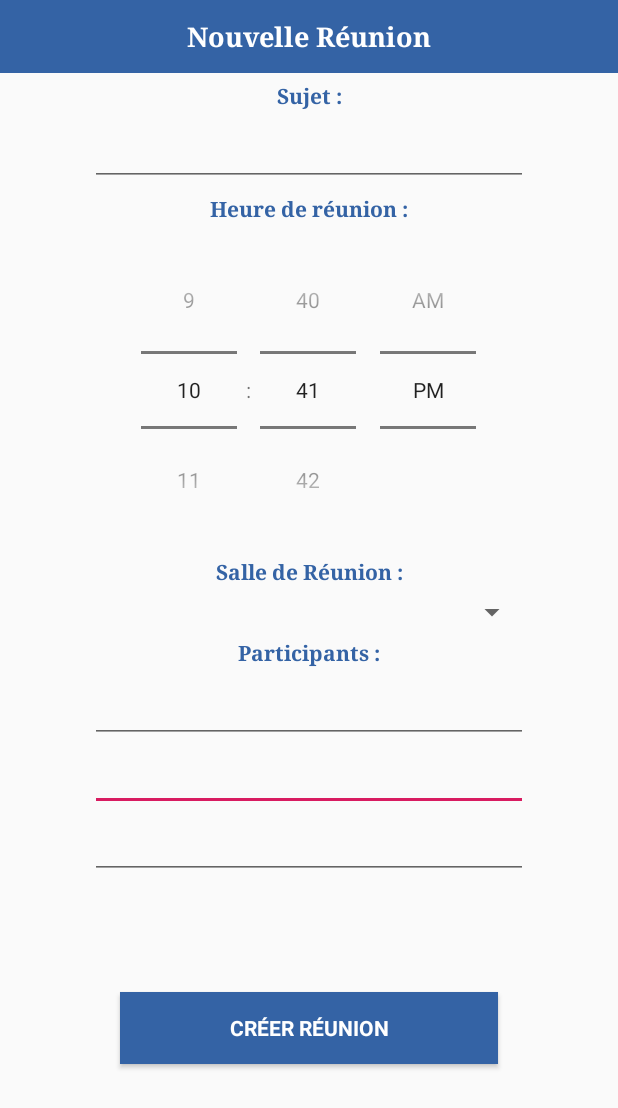
After one commit to vincent582/mareu, an Android app: the CreateMeetingActivity screen opened directly, with no data from a screen before it, on a phone screen of 412 x 824 dp. The commit adds this screen. Shown: the top 1108 px of the screen. Run offline under Robolectric (Android 15) with nearby library versions, the phone set to English and light mode, and no system bars.

Commit message:
-Create BaseApplication class to create instance of Repository -Create CreateMeetingActivity + Fragment

```diff
--- a/app/src/main/AndroidManifest.xml
+++ b/app/src/main/AndroidManifest.xml
@@ -9,7 +9,8 @@
         android:roundIcon="@mipmap/ic_launcher_round"
         android:supportsRtl="true"
         android:theme="@style/AppTheme">
-        <activity android:name=".Ui.MainActivity">
+        <activity android:name=".Ui.CreateMeetingActivity.CreateMeetingActivity"></activity>
+        <activity android:name=".Ui.MainActivity.MainActivity">
             <intent-filter>
                 <action android:name="android.intent.action.MAIN" />
 
--- a/app/src/main/java/com/pdv/mareu/Service/MeetingApiService.java
+++ b/app/src/main/java/com/pdv/mareu/ApiService/MeetingApiService.java
@@ -1,4 +1,4 @@
-package com.pdv.mareu.Service;
+package com.pdv.mareu.ApiService;
 
 import com.pdv.mareu.Model.Meeting;
 import java.util.List;
--- a/app/src/main/java/com/pdv/mareu/Service/MeetingGeneratorApi.java
+++ b/app/src/main/java/com/pdv/mareu/ApiService/MeetingGeneratorApi.java
@@ -1,4 +1,4 @@
-package com.pdv.mareu.Service;
+package com.pdv.mareu.ApiService;
 
 import com.pdv.mareu.Model.Meeting;
 import java.util.ArrayList;
--- a/app/src/main/java/com/pdv/mareu/Service/MyMeetingApiService.java
+++ b/app/src/main/java/com/pdv/mareu/ApiService/MyMeetingApiService.java
@@ -1,4 +1,4 @@
-package com.pdv.mareu.Service;
+package com.pdv.mareu.ApiService;
 
 import com.pdv.mareu.Model.Meeting;
 
--- /dev/null
+++ b/app/src/main/java/com/pdv/mareu/Base/BaseApplication.java
@@ -0,0 +1,16 @@
+package com.pdv.mareu.Base;
+
+import android.support.v7.app.AppCompatActivity;
+
+import com.pdv.mareu.DI.DI;
+import com.pdv.mareu.Repository.MeetingRepository;
+
+public class BaseApplication extends AppCompatActivity {
+
+    protected MeetingRepository mMeetingRepository = DI.createMeetingRepository();
+
+    public MeetingRepository getMeetingRepository(){
+        return mMeetingRepository;
+    }
+
+}
--- a/app/src/main/java/com/pdv/mareu/DI/DI.java
+++ b/app/src/main/java/com/pdv/mareu/DI/DI.java
@@ -1,14 +1,13 @@
 package com.pdv.mareu.DI;
 
 
-import com.pdv.mareu.Service.MeetingApiService;
+import com.pdv.mareu.ApiService.MeetingApiService;
+import com.pdv.mareu.Repository.MeetingRepository;
 
 public class DI {
 
-    private static MeetingApiService sService = new MeetingApiService();
-
-    public static MeetingApiService getMeetingApiService() {
-        return sService;
+    public static MeetingRepository createMeetingRepository() {
+        return new MeetingRepository(new MeetingApiService());
     }
 
 }
--- /dev/null
+++ b/app/src/main/java/com/pdv/mareu/Repository/MeetingRepository.java
@@ -0,0 +1,20 @@
+package com.pdv.mareu.Repository;
+
+import com.pdv.mareu.Model.Meeting;
+import com.pdv.mareu.ApiService.MeetingApiService;
+
+import java.util.List;
+
+public class MeetingRepository {
+
+    private final MeetingApiService mMeetingApiService;
+
+    public MeetingRepository(MeetingApiService meetingApiService) {
+        mMeetingApiService = meetingApiService;
+    }
+
+    public List<Meeting> getMeetingsList(){
+        List<Meeting> meetings = mMeetingApiService.getMeetingList();
+        return meetings;
+    }
+}
--- /dev/null
+++ b/app/src/main/java/com/pdv/mareu/Ui/CreateMeetingActivity/CreateMeetingActivity.java
@@ -0,0 +1,24 @@
+package com.pdv.mareu.Ui.CreateMeetingActivity;
+
+import android.support.v7.app.AppCompatActivity;
+import android.os.Bundle;
+
+import com.pdv.mareu.Base.BaseApplication;
+import com.pdv.mareu.Model.Meeting;
+import com.pdv.mareu.R;
+import com.pdv.mareu.Ui.MainActivity.MeetingFragment;
+
+public class CreateMeetingActivity extends BaseApplication {
+
+    @Override
+    protected void onCreate(Bundle savedInstanceState) {
+        super.onCreate(savedInstanceState);
+        setContentView(R.layout.activity_create_meeting);
+
+        CreateMeetingFragment fragment = new CreateMeetingFragment();
+        getSupportFragmentManager()
+                .beginTransaction()
+                .add(R.id.create_activity_main_layout, fragment)
+                .commit();
+    }
+}
--- /dev/null
+++ b/app/src/main/java/com/pdv/mareu/Ui/CreateMeetingActivity/CreateMeetingFragment.java
@@ -0,0 +1,32 @@
+package com.pdv.mareu.Ui.CreateMeetingActivity;
+
+
+import android.os.Bundle;
+import android.support.v4.app.Fragment;
+import android.view.LayoutInflater;
+import android.view.View;
+import android.view.ViewGroup;
+import android.widget.TextView;
+
+import com.pdv.mareu.R;
+
+/**
+ * A simple {@link Fragment} subclass.
+ */
+public class CreateMeetingFragment extends Fragment {
+
+
+    public CreateMeetingFragment() {
+        // Required empty public constructor
+    }
+
+
+    @Override
+    public View onCreateView(LayoutInflater inflater, ViewGroup container,
+                             Bundle savedInstanceState) {
+        // Inflate the layout for this fragment
+        View view = inflater.inflate(R.layout.fragment_create_meeting, container, false);
+        return view;
+    }
+
+}
--- a/app/src/main/java/com/pdv/mareu/Ui/MeetingItemViewHolder.java
+++ b/app/src/main/java/com/pdv/mareu/Ui/MainActivity/MeetingItemViewHolder.java
@@ -1,4 +1,4 @@
-package com.pdv.mareu.Ui;
+package com.pdv.mareu.Ui.MainActivity;
 
 import android.support.annotation.NonNull;
 import android.support.v7.widget.RecyclerView;
--- /dev/null
+++ b/app/src/main/res/layout/activity_create_meeting.xml
@@ -0,0 +1,7 @@
+<?xml version="1.0" encoding="utf-8"?>
+<FrameLayout xmlns:android="http://schemas.android.com/apk/res/android"
+    xmlns:app="http://schemas.android.com/apk/res-auto"
+    xmlns:tools="http://schemas.android.com/tools"
+    android:id="@+id/create_activity_main_layout"
+    android:layout_width="match_parent"
+    android:layout_height="match_parent" />
--- /dev/null
+++ b/app/src/main/res/layout/fragment_create_meeting.xml
@@ -0,0 +1,186 @@
+<?xml version="1.0" encoding="utf-8"?>
+<android.support.constraint.ConstraintLayout xmlns:android="http://schemas.android.com/apk/res/android"
+    xmlns:app="http://schemas.android.com/apk/res-auto"
+    xmlns:tools="http://schemas.android.com/tools"
+    android:layout_width="match_parent"
+    android:layout_height="match_parent"
+    tools:context=".Ui.CreateMeetingActivity.CreateMeetingActivity">
+
+    <EditText
+        android:id="@+id/contributor_2_et"
+        android:layout_width="0dp"
+        android:layout_height="wrap_content"
+        android:layout_marginStart="60dp"
+        android:layout_marginEnd="60dp"
+        android:fontFamily="serif"
+        android:textAlignment="center"
+        android:textColor="@color/colorPrimaryDark"
+        android:textSize="18sp"
+        android:textStyle="bold"
+        app:layout_constraintEnd_toEndOf="parent"
+        app:layout_constraintStart_toStartOf="parent"
+        app:layout_constraintTop_toBottomOf="@id/contributor_1_et" />
+
+    <EditText
+        android:id="@+id/contributor_3_et"
+        android:layout_width="0dp"
+        android:layout_height="wrap_content"
+        android:layout_marginStart="60dp"
+        android:layout_marginEnd="60dp"
+        android:fontFamily="serif"
+        android:textAlignment="center"
+        android:textColor="@color/colorPrimaryDark"
+        android:textSize="18sp"
+        android:textStyle="bold"
+        app:layout_constraintEnd_toEndOf="parent"
+        app:layout_constraintStart_toStartOf="parent"
+        app:layout_constraintTop_toBottomOf="@id/contributor_2_et" />
+
+    <EditText
+        android:id="@+id/contributor_1_et"
+        android:layout_width="0dp"
+        android:layout_height="wrap_content"
+        android:layout_marginStart="60dp"
+        android:layout_marginEnd="60dp"
+        android:fontFamily="serif"
+        android:textAlignment="center"
+        android:textColor="@color/colorPrimaryDark"
+        android:textSize="18sp"
+        android:textStyle="bold"
+        app:layout_constraintEnd_toEndOf="parent"
+        app:layout_constraintStart_toStartOf="parent"
+        app:layout_constraintTop_toBottomOf="@id/contributor_tv" />
+
+    <TextView
+        android:id="@+id/contributor_tv"
+        android:layout_width="0dp"
+        android:layout_height="wrap_content"
+        android:fontFamily="serif"
+        android:padding="5dp"
+        android:text="Participants :"
+        android:textAlignment="center"
+        android:textColor="@color/colorPrimaryDark"
+        android:textSize="14sp"
+        android:textStyle="bold"
+        app:layout_constraintEnd_toEndOf="parent"
+        app:layout_constraintHorizontal_bias="0.0"
+        app:layout_constraintStart_toStartOf="parent"
+        app:layout_constraintTop_toBottomOf="@id/spinner" />
+
+    <TextView
+        android:id="@+id/title_new_meeting_tv"
+        android:layout_width="0dp"
+        android:layout_height="wrap_content"
+        android:background="@color/colorPrimaryDark"
+        android:fontFamily="serif"
+        android:padding="12dp"
+        android:text="Nouvelle Réunion"
+        android:textAlignment="center"
+        android:textColor="@android:color/white"
+        android:textSize="18sp"
+        android:textStyle="bold"
+        app:layout_constraintEnd_toEndOf="parent"
+        app:layout_constraintStart_toStartOf="parent"
+        app:layout_constraintTop_toTopOf="parent" />
+
+    <TextView
+        android:id="@+id/subject_tv"
+        android:layout_width="0dp"
+        android:layout_height="wrap_content"
+        android:fontFamily="serif"
+        android:padding="5dp"
+        android:text="Sujet :"
+        android:textAlignment="center"
+        android:textColor="@color/colorPrimaryDark"
+        android:textSize="14sp"
+        android:textStyle="bold"
+        app:layout_constraintEnd_toEndOf="parent"
+        app:layout_constraintStart_toStartOf="parent"
+        app:layout_constraintTop_toBottomOf="@+id/title_new_meeting_tv" />
+
+    <EditText
+        android:id="@+id/create_meeting_subject_et"
+        android:layout_width="0dp"
+        android:layout_height="wrap_content"
+        android:layout_marginStart="60dp"
+        android:layout_marginEnd="60dp"
+        android:fontFamily="serif"
+        android:textAlignment="center"
+        android:textColor="@color/colorPrimaryDark"
+        android:textSize="18sp"
+        android:textStyle="bold"
+        app:layout_constraintEnd_toEndOf="parent"
+        app:layout_constraintStart_toStartOf="parent"
+        app:layout_constraintTop_toBottomOf="@id/subject_tv" />
+
+    <TextView
+        android:id="@+id/meeting_time_tv"
+        android:layout_width="0dp"
+        android:layout_height="wrap_content"
+        android:fontFamily="serif"
+        android:padding="5dp"
+        android:text="Heure de réunion :"
+        android:textAlignment="center"
+        android:textColor="@color/colorPrimaryDark"
+        android:textSize="14sp"
+        android:textStyle="bold"
+        app:layout_constraintEnd_toEndOf="parent"
+        app:layout_constraintStart_toStartOf="parent"
+        app:layout_constraintTop_toBottomOf="@id/create_meeting_subject_et" />
+
+    <TextView
+        android:id="@+id/meeting_room_tv"
+        android:layout_width="0dp"
+        android:layout_height="wrap_content"
+        android:fontFamily="serif"
+        android:padding="5dp"
+        android:text="Salle de Réunion :"
+        android:textAlignment="center"
+        android:textColor="@color/colorPrimaryDark"
+        android:textSize="14sp"
+        android:textStyle="bold"
+        app:layout_constraintEnd_toEndOf="parent"
+        app:layout_constraintStart_toStartOf="parent"
+        app:layout_constraintTop_toBottomOf="@id/time_dp" />
+
+    <TimePicker
+        android:id="@+id/time_dp"
+        android:layout_width="match_parent"
+        android:layout_height="0dp"
+        android:headerBackground="@color/colorPrimaryDark"
+        android:numbersSelectorColor="@color/colorPrimaryDark"
+        android:timePickerMode="spinner"
+        app:layout_constraintEnd_toEndOf="parent"
+        app:layout_constraintStart_toStartOf="parent"
+        app:layout_constraintTop_toBottomOf="@id/meeting_time_tv" />
+
+    <Spinner
+        android:id="@+id/spinner"
+        android:layout_width="match_parent"
+        android:layout_height="wrap_content"
+        android:layout_marginStart="60dp"
+        android:layout_marginEnd="60dp"
+        app:layout_constraintEnd_toEndOf="parent"
+        app:layout_constraintStart_toStartOf="parent"
+        app:layout_constraintTop_toBottomOf="@+id/meeting_room_tv" />
+
+    <Button
+        android:id="@+id/button"
+        android:layout_width="0dp"
+        android:layout_height="wrap_content"
+        android:layout_marginStart="80dp"
+        android:layout_marginTop="32dp"
+        android:layout_marginEnd="80dp"
+        android:layout_marginBottom="71dp"
+        android:background="@color/colorPrimaryDark"
+        android:fontFamily="sans-serif"
+        android:text="Créer réunion"
+        android:textAlignment="center"
+        android:textColor="@android:color/white"
+        android:textSize="14sp"
+        android:textStyle="bold"
+        app:layout_constraintBottom_toBottomOf="parent"
+        app:layout_constraintEnd_toEndOf="parent"
+        app:layout_constraintStart_toStartOf="parent"
+        app:layout_constraintTop_toBottomOf="@+id/contributor_3_et" />
+</android.support.constraint.ConstraintLayout>
```
Also changed, not shown: app/src/main/java/com/pdv/mareu/Ui/MainActivity.java (deleted, +0 -34 lines), app/src/main/java/com/pdv/mareu/Ui/MainActivity/MainActivity.java (added, +53 -0 lines), app/src/main/java/com/pdv/mareu/Ui/MainActivity/MeetingFragment.java (renamed from app/src/main/java/com/pdv/mareu/Ui/MeetingFragment.java, +11 -17 lines), app/src/main/java/com/pdv/mareu/Ui/MainActivity/MeetingItemRecyclerViewAdapter.java (renamed from app/src/main/java/com/pdv/mareu/Ui/MeetingItemRecyclerViewAdapter.java, +4 -10 lines), app/src/main/res/layout/activity_main.xml (+17 -21 lines), app/src/main/res/layout/fragment_list_meeting_recycler_view.xml (added, +11 -0 lines), app/src/main/res/layout/meeting_item.xml (renamed from app/src/main/res/layout/fragment_meeting_item.xml, +6 -6 lines).
